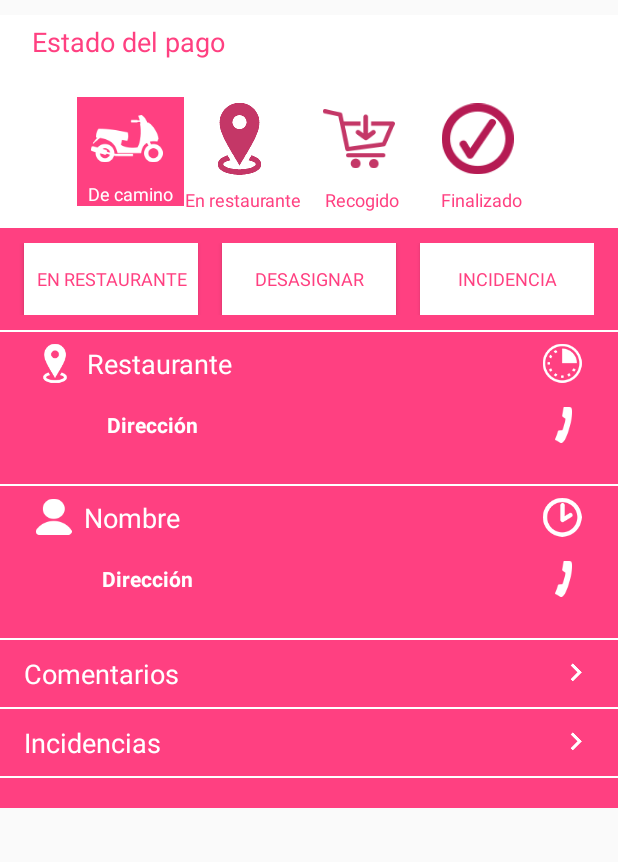
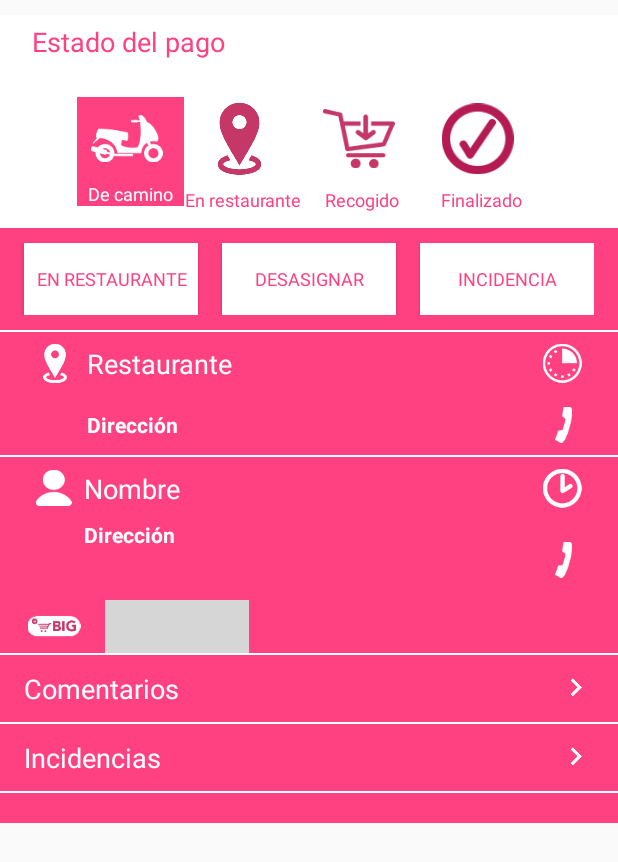
Before and after one commit to aebla84/DMS_test, an Android app: the layout detail_my_order_fragment.xml on its own in the app's theme, with its tools: preview values and no code run, on a phone screen of 412 x 824 dp. Shown: the top 862 px of the screen. Run offline under Robolectric (Android 15) with nearby library versions, the phone set to English and light mode, and no system bars; grey boxes are pictures that could not be loaded.

Commit message:
Updated [My Order Fragment] design

```diff
--- a/app/src/main/res/layout/detail_my_order_fragment.xml
+++ b/app/src/main/res/layout/detail_my_order_fragment.xml
@@ -494,26 +494,35 @@
                 android:paddingRight="@dimen/detail_paddingRight">
 
 
-                <TextView
-                    android:id="@+id/restaurant_direction"
-                    style="@style/secondmapFont"
-                    android:layout_width="match_parent"
-                    android:layout_height="wrap_content"
-                    android:layout_centerVertical="true"
-                    android:layout_toLeftOf="@+id/imgPhoneRestaurant"
-                    android:layout_marginLeft="39dp"
-                    android:layout_marginStart="39dp"
-                    android:paddingLeft="@dimen/detail_paddingLeft"
-                    android:paddingRight="@dimen/detail_paddingLeft"
-                    android:text="@string/direction_restaurant" />
-
                 <ImageView
                     android:id="@+id/imgPhoneRestaurant"
                     android:layout_width="wrap_content"
                     android:layout_height="wrap_content"
                     android:layout_centerVertical="true"
+                    android:layout_toLeftOf="@+id/phoneRest"
+                    android:src="@drawable/ic_phone_white_24dp" />
+
+                <TextView
+                    android:id="@+id/phoneRest"
+                    style="@style/thirdTitleAvenirFont_White"
+                    android:layout_width="wrap_content"
+                    android:layout_height="wrap_content"
                     android:layout_alignParentRight="true"
-                    android:src="@drawable/ic_phone_white_24dp" />
+                    android:layout_centerVertical="true"
+                    android:textSize="11sp" />
+
+                <TextView
+                    android:id="@+id/restaurant_direction"
+                    style="@style/secondmapFont"
+                    android:layout_width="wrap_content"
+                    android:layout_height="wrap_content"
+                    android:text="@string/direction_restaurant"
+                    android:layout_centerVertical="true"
+                    android:layout_alignParentLeft="true"
+                    android:layout_alignParentStart="true"
+                    android:layout_marginLeft="42dp"
+                    android:layout_marginStart="42dp"
+                    android:layout_toLeftOf="@id/imgPhoneRestaurant"/>
             </RelativeLayout>
 
             <RelativeLayout
@@ -525,12 +534,6 @@
                 android:orientation="horizontal"
                 android:paddingLeft="@dimen/detail_paddingLeft"
                 android:paddingRight="@dimen/detail_paddingRight">
-
-                <TextView
-                    android:id="@+id/phoneRest"
-                    style="@style/thirdTitleAvenirFont_White"
-                    android:layout_width="wrap_content"
-                    android:layout_height="wrap_content" />
 
             </RelativeLayout>
 
@@ -587,29 +590,28 @@
 
             <RelativeLayout
                 android:layout_width="match_parent"
-                android:layout_height="wrap_content"
+                android:layout_height="53dp"
                 android:background="@color/colorAccent"
                 android:orientation="horizontal"
                 android:paddingLeft="@dimen/detail_paddingLeft"
                 android:paddingRight="@dimen/detail_paddingRight">
-
-                <TextView
-                    android:id="@+id/customer_direction"
-                    style="@style/secondmapFont"
-                    android:layout_width="match_parent"
-                    android:layout_height="wrap_content"
-                    android:layout_centerVertical="true"
-                    android:layout_marginLeft="52dp"
-                    android:layout_toLeftOf="@+id/imgPhoneCustomer"
-                    android:text="@string/direction_customer" />
 
                 <ImageView
                     android:id="@+id/imgPhoneCustomer"
                     android:layout_width="wrap_content"
                     android:layout_height="wrap_content"
                     android:layout_centerVertical="true"
+                    android:layout_toLeftOf="@+id/phoneCustomer"
+                    android:src="@drawable/ic_phone_white_24dp" />
+
+                <TextView
+                    android:id="@+id/phoneCustomer"
+                    style="@style/thirdTitleAvenirFont_White"
+                    android:layout_width="wrap_content"
+                    android:layout_height="wrap_content"
                     android:layout_alignParentRight="true"
-                    android:src="@drawable/ic_phone_white_24dp" />
+                    android:layout_centerVertical="true"
+                    android:textSize="11sp" />
 
                 <ImageView
                     android:layout_width="wrap_content"
@@ -619,11 +621,22 @@
                     android:src="@drawable/ic_warning_white_24dp"
                     android:id="@+id/imgLocationFail"
                     />
+
+                <TextView
+                    android:id="@+id/customer_direction"
+                    style="@style/secondmapFont"
+                    android:layout_width="wrap_content"
+                    android:layout_height="wrap_content"
+                    android:text="@string/direction_customer"
+                    android:layout_toRightOf="@+id/imgLocationFail"
+                    android:layout_toLeftOf="@id/imgPhoneCustomer"
+                    />
+
             </RelativeLayout>
 
             <RelativeLayout
                 android:layout_width="match_parent"
-                android:layout_height="wrap_content"
+                android:layout_height="35dp"
                 android:layout_gravity="right"
                 android:background="@color/colorAccent"
                 android:gravity="right"
@@ -631,11 +644,34 @@
                 android:paddingLeft="@dimen/detail_paddingLeft"
                 android:paddingRight="@dimen/detail_paddingRight">
 
-                <TextView
-                    android:id="@+id/phoneCustomer"
-                    style="@style/thirdTitleAvenirFont_White"
+                <RelativeLayout
+                    android:layout_width="match_parent"
+                    android:layout_height="match_parent"
+                    android:layout_alignParentBottom="true"
+                    android:layout_alignParentLeft="true"
+                    android:layout_alignParentStart="true"
+                    android:layout_marginBottom="103dp">
+
+                </RelativeLayout>
+
+                <ImageView
                     android:layout_width="wrap_content"
-                    android:layout_height="wrap_content" />
+                    android:layout_height="wrap_content"
+                    tool:srcCompat="@drawable/cast_ic_notification_1"
+                    android:id="@+id/imageView5"
+                    android:layout_alignParentTop="true"
+                    android:layout_toRightOf="@+id/imageView8"
+                    android:layout_toEndOf="@+id/imageView8"
+                    android:layout_marginLeft="14dp"
+                    android:layout_marginStart="14dp"
+                    android:layout_alignParentBottom="true" />
+
+                <ImageView
+                    android:layout_width="wrap_content"
+                    android:layout_height="wrap_content"
+                    tool:srcCompat="@drawable/ic_big3_40dp"
+                    android:id="@+id/imageView8"
+                    android:layout_alignParentTop="true" />
 
             </RelativeLayout>
 
```
